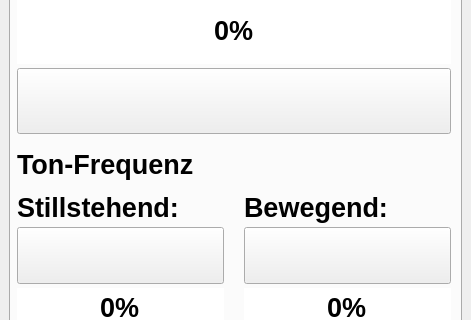
Sammasas/Klingelball-App, file klingelballui.ui: the form before one commit; both pictures show x 0 to 471 and y 184 to 504 of the 471 by 730 pixel window.
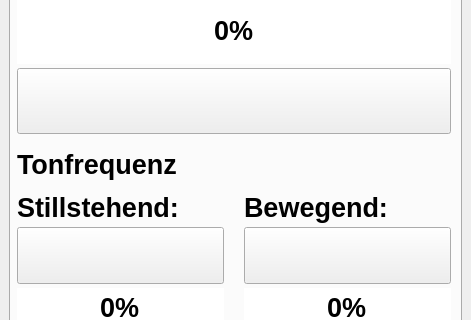
The form after the commit. Icons and pictures are not drawn.

What changed in the file:
```diff
--- a/klingelballui.ui
+++ b/klingelballui.ui
@@ -185,7 +185,7 @@
          </layout>
         </item>
         <item>
-         <layout class="QGridLayout" name="Sound_Layout" rowstretch="7,7,10,7,10,0,0" columnstretch="0,0">
+         <layout class="QGridLayout" name="Sound_Layout" rowstretch="7,7,10,7,10" columnstretch="0,0">
           <property name="sizeConstraint">
            <enum>QLayout::SetMaximumSize</enum>
           </property>
@@ -241,7 +241,7 @@
              </font>
             </property>
             <property name="text">
-             <string>Ton-Frequenz</string>
+             <string>Tonfrequenz</string>
             </property>
             <property name="alignment">
              <set>Qt::AlignBottom|Qt::AlignLeading|Qt::AlignLeft</set>
```
Left out of the diff: 20 changed lines with no effect on the pictures.
